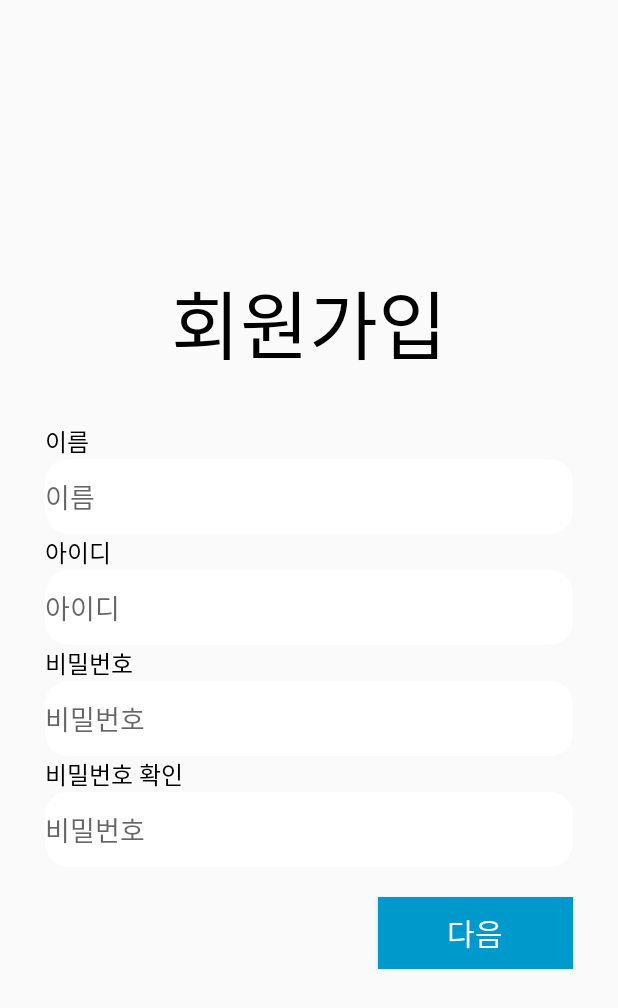
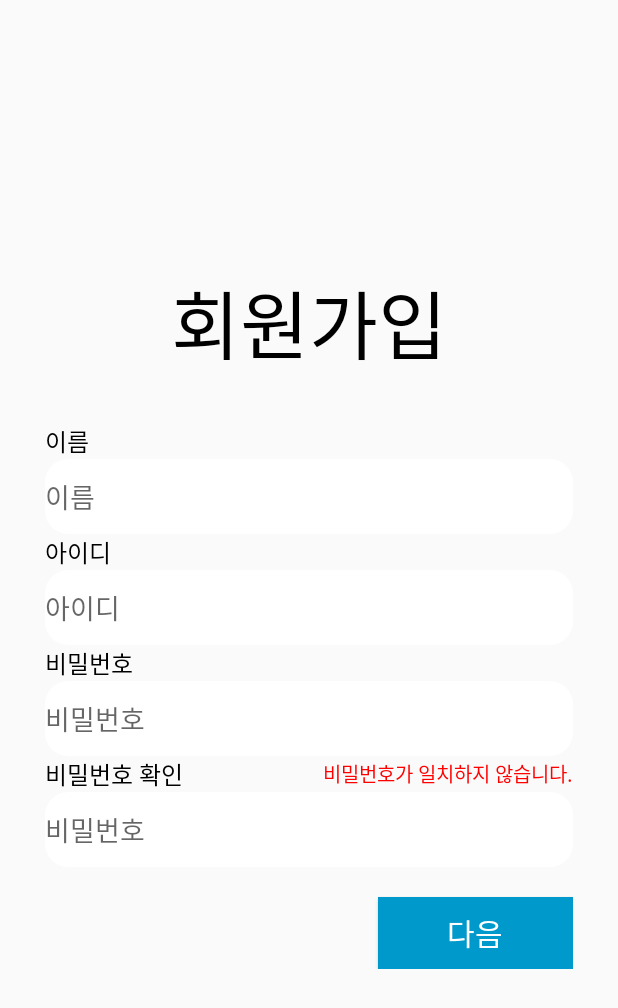
Before and after one commit to Kwak04/Lets-Chat, an Android app: the layout activity_register.xml on its own in the app's theme, with its tools: preview values and no code run, on a phone screen of 412 x 824 dp. Shown: the top 1008 px of the screen. Run offline under Robolectric (Android 15) with nearby library versions, the phone set to English and light mode, and no system bars.

Commit message:
fix(UI): show password error next to a password check label

```diff
--- a/app/src/main/java/com/example/soenapp/RegisterActivity.java
+++ b/app/src/main/java/com/example/soenapp/RegisterActivity.java
@@ -6,6 +6,7 @@ import android.os.Bundle;
 import android.view.View;
 import android.widget.Button;
 import android.widget.EditText;
+import android.widget.TextView;
 import android.widget.Toast;
 
 public class RegisterActivity extends AppCompatActivity {
@@ -14,6 +15,7 @@ public class RegisterActivity extends AppCompatActivity {
     EditText makeID;
     EditText makePW;
     EditText makePW_check;
+    TextView pwIncorrectError;
     Button next;
 
     @Override
@@ -25,7 +27,10 @@ public class RegisterActivity extends AppCompatActivity {
         makeID = findViewById(R.id.newID);
         makePW = findViewById(R.id.newPW);
         makePW_check = findViewById(R.id.newPW_check);
+        pwIncorrectError = findViewById(R.id.password_error);
         next = findViewById(R.id.next);
+
+        pwIncorrectError.setText("");
 
         final Intent intent = new Intent(getApplicationContext(), RegisterSchoolActivity.class);
         next.setOnClickListener(new View.OnClickListener() {
@@ -38,6 +43,8 @@ public class RegisterActivity extends AppCompatActivity {
 
                 if (!(name.equals("")) || !(id.equals("")) || !(pw.equals("")) || !(pw_check.equals(""))) {
                     if (pw.equals(pw_check)) {
+                        pwIncorrectError.setText("");
+
                         intent.putExtra("name", name);
                         intent.putExtra("id", id);
                         intent.putExtra("pw", pw);
@@ -45,7 +52,7 @@ public class RegisterActivity extends AppCompatActivity {
                         startActivity(intent);
 
                     } else {
-                        Toast.makeText(getApplicationContext(), "비밀번호가 일치하지 않습니다.", Toast.LENGTH_SHORT).show();
+                        pwIncorrectError.setText(R.string.error_incorrect_password);
                     }
                 }
             }
--- a/app/src/main/res/layout/activity_register.xml
+++ b/app/src/main/res/layout/activity_register.xml
@@ -78,12 +78,34 @@
                     android:background="@drawable/rounded_edittext"
                     android:hint="@string/text_pw" />
 
-                <TextView
+                <LinearLayout
                     android:layout_width="wrap_content"
                     android:layout_height="wrap_content"
-                    android:text="@string/text_pw_check"
-                    android:textColor="@android:color/black"
-                    android:textSize="16sp" />
+                    android:orientation="horizontal">
+
+                    <TextView
+                        android:layout_width="wrap_content"
+                        android:layout_height="wrap_content"
+                        android:text="@string/text_pw_check"
+                        android:textColor="@android:color/black"
+                        android:textSize="16sp"
+                        android:layout_gravity="center"/>
+
+                    <View
+                        android:layout_width="0dp"
+                        android:layout_height="match_parent"
+                        android:layout_weight="1"/>
+
+                    <TextView
+                        android:layout_width="wrap_content"
+                        android:layout_height="wrap_content"
+                        android:textColor="#FF0000"
+                        android:text="@string/error_incorrect_password"
+                        android:textSize="13sp"
+                        android:layout_gravity="center"
+                        android:id="@+id/password_error"/>
+
+                </LinearLayout>
 
                 <EditText
                     android:id="@+id/newPW_check"
--- a/app/src/main/res/values/strings.xml
+++ b/app/src/main/res/values/strings.xml
@@ -28,7 +28,7 @@
     <string name="hint_school_search">학교명 입력</string>
     <string name="text_school_search">학교검색</string>
     <string name="error_invalid_password">비밀번호가 너무 짧습니다.</string>
-    <string name="error_incorrect_password">비밀번호가 올바르지 않습니다.</string>
+    <string name="error_incorrect_password">비밀번호가 일치하지 않습니다.</string>
     <string name="error_field_required">내용을 입력해 주세요.</string>
 
     <!-- Strings related to buttons -->
```
